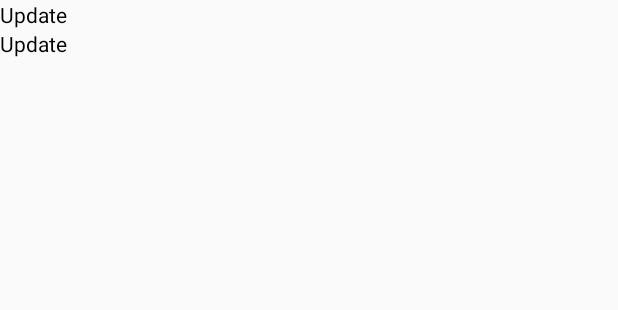
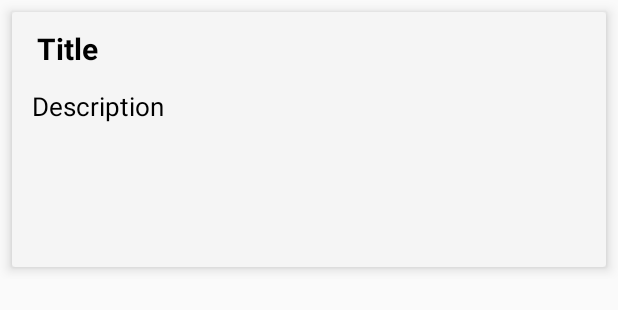
Before and after one commit to sksinha2410/byteverse_team_unknown, an Android app built with Jetpack Compose: the layout update_item.xml on its own in the app's theme, with its tools: preview values and no code run, on a phone screen of 412 x 824 dp. Shown: the top 310 px of the screen. Run offline under Robolectric (Android 15) with nearby library versions, the phone set to English and light mode, and no system bars.

Commit message:
UI Improved

```diff
--- a/app/src/main/res/layout/update_item.xml
+++ b/app/src/main/res/layout/update_item.xml
@@ -1,19 +1,49 @@
 <?xml version="1.0" encoding="utf-8"?>
 <LinearLayout xmlns:android="http://schemas.android.com/apk/res/android"
+    xmlns:app="http://schemas.android.com/apk/res-auto"
+    xmlns:tools="http://schemas.android.com/tools"
     android:layout_width="match_parent"
     android:layout_height="wrap_content"
     android:orientation="vertical">
-    <TextView
-        android:id="@+id/tvTitle"
-        android:layout_width="wrap_content"
-        android:layout_height="wrap_content"
-        android:text="Update"
-        android:textColor="@color/black"/>
-    <TextView
-        android:id="@+id/tvDesc"
-        android:layout_width="wrap_content"
-        android:layout_height="wrap_content"
-        android:text="Update"
-        android:textColor="@color/black"/>
+    <androidx.cardview.widget.CardView
+        android:id="@+id/cardView"
+        android:layout_width="match_parent"
+        android:layout_height="170dp"
+        app:cardElevation="5dp"
+        android:backgroundTint="#F5F5F5"
+        android:layout_margin="8dp">
+        <androidx.constraintlayout.widget.ConstraintLayout
+            android:layout_width="match_parent"
+            android:layout_height="match_parent">
 
+            <TextView
+                android:id="@+id/tvTitle"
+                android:layout_width="wrap_content"
+                android:layout_height="25dp"
+                android:text="Title"
+                android:textStyle="bold"
+                android:textColor="@color/black"
+                android:textSize="20sp"
+                app:layout_constraintBottom_toBottomOf="parent"
+                app:layout_constraintEnd_toEndOf="parent"
+                app:layout_constraintHorizontal_bias="0.047"
+                app:layout_constraintStart_toStartOf="parent"
+                app:layout_constraintTop_toTopOf="parent"
+                app:layout_constraintVertical_bias="0.075" />
+
+            <TextView
+                android:id="@+id/tvDesc"
+                android:layout_width="match_parent"
+                android:padding="13dp"
+                android:layout_height="95dp"
+                android:text="Description"
+                android:textSize="17sp"
+                android:textColor="@color/black"
+                app:layout_constraintBottom_toBottomOf="parent"
+                app:layout_constraintEnd_toEndOf="parent"
+                app:layout_constraintStart_toStartOf="parent"
+                app:layout_constraintTop_toTopOf="parent" />
+
+        </androidx.constraintlayout.widget.ConstraintLayout>
+    </androidx.cardview.widget.CardView>
 </LinearLayout>
```
